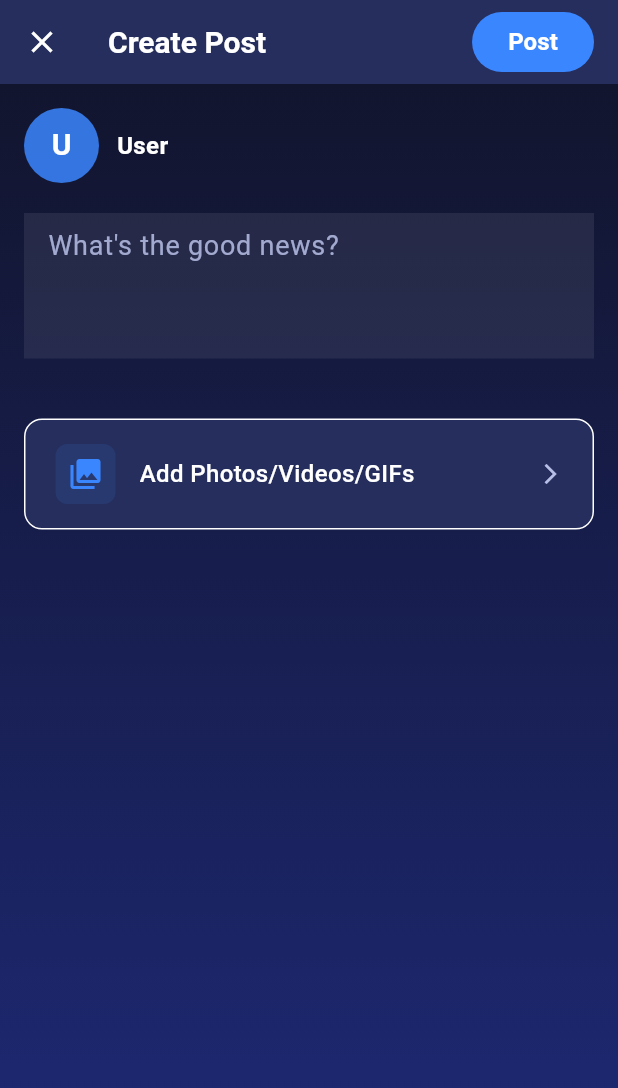
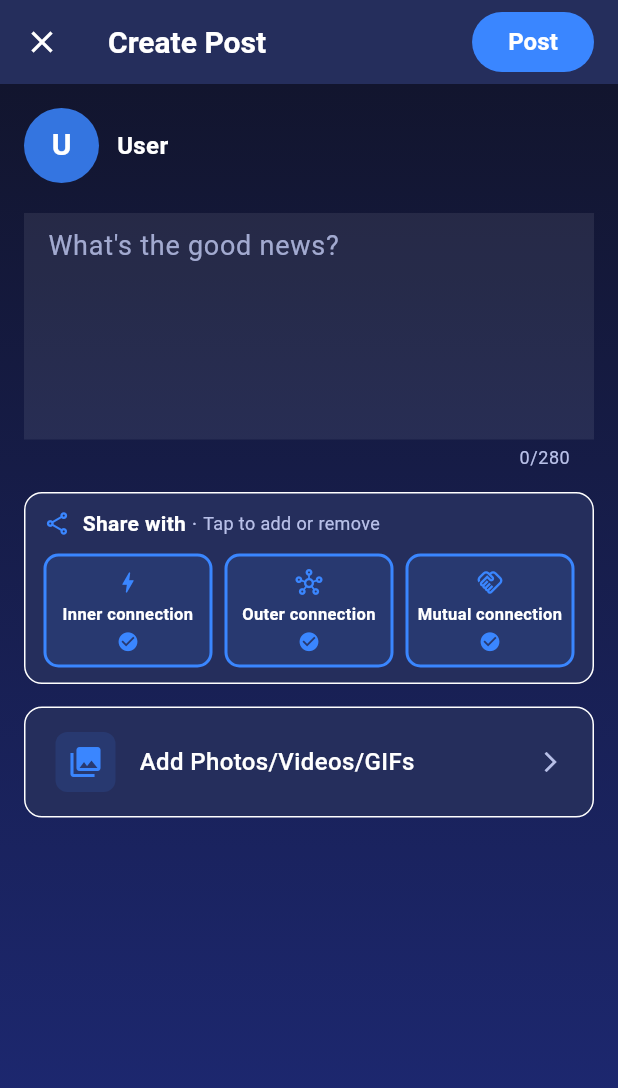
Before and after one commit to themadhatmedia/proxiapp, a Flutter app: the CreatePostScreen screen opened directly, on a phone screen of 412 x 824 dp. Shown: the top 1088 px of the screen. Run offline on Flutter 3.47's test engine with Material 3 defaults, Android fonts, the phone set to English and light mode, and no system bars; our stand-ins replace cached_network_image, flutter_animate, flutter_spinkit, fluttertoast, geolocator, get and 6 more; missing offline and left inert: comment_tree; accounts and stored records are empty; network calls fail.

Commit message:
0204 12:43

```diff
--- a/lib/data/services/api_service.dart
+++ b/lib/data/services/api_service.dart
@@ -1249,6 +1249,7 @@ class ApiService {
     required String token,
     required String content,
     List<File>? mediaFiles,
+    List<String>? connectionAudiences,
   }) async {
     final url = '$baseUrl/posts/create';
     final headers = {
@@ -1262,6 +1263,10 @@ class ApiService {
         final request = http.MultipartRequest('POST', Uri.parse(url));
         request.headers.addAll(headers);
         request.fields['content'] = content;
+
+        if (connectionAudiences != null && connectionAudiences.isNotEmpty) {
+          request.fields['connection_audiences'] = jsonEncode(connectionAudiences);
+        }
 
         if (mediaFiles != null && mediaFiles.isNotEmpty) {
           for (var file in mediaFiles) {
@@ -1302,7 +1307,11 @@ class ApiService {
           method: 'POST',
           url: url,
           headers: headers,
-          requestData: {'content': content},
+          requestData: {
+            'content': content,
+            if (connectionAudiences != null && connectionAudiences.isNotEmpty)
+              'connection_audiences': connectionAudiences,
+          },
         );
 
         final streamedResponse = await request.send();
@@ -1316,7 +1325,11 @@ class ApiService {
             method: 'POST',
             url: url,
             headers: headers,
-            requestData: {'content': content},
+            requestData: {
+              'content': content,
+              if (connectionAudiences != null && connectionAudiences.isNotEmpty)
+                'connection_audiences': connectionAudiences,
+            },
             statusCode: response.statusCode,
             responseData: {'raw_response': response.body.substring(0, 500)},
           );
@@ -1327,7 +1340,11 @@ class ApiService {
           method: 'POST',
           url: url,
           headers: headers,
-          requestData: {'content': content},
+          requestData: {
+            'content': content,
+            if (connectionAudiences != null && connectionAudiences.isNotEmpty)
+              'connection_audiences': connectionAudiences,
+          },
           statusCode: response.statusCode,
           responseData: responseData,
         );
--- a/lib/views/favorites/favorites_screen.dart
+++ b/lib/views/favorites/favorites_screen.dart
@@ -89,7 +89,7 @@ class FavoritesScreen extends StatelessWidget {
             backgroundColor: cs.surfaceContainerHighest,
             child: ListView.builder(
               controller: scrollController,
-              padding: const EdgeInsets.all(16),
+              padding: const EdgeInsets.fromLTRB(16, 12, 16, 16),
               itemCount: controller.favoriteUsers.length + (controller.hasMore.value ? 1 : 0),
               itemBuilder: (context, index) {
                 if (index == controller.favoriteUsers.length) {
@@ -104,13 +104,11 @@ class FavoritesScreen extends StatelessWidget {
                 }
 
                 final user = controller.favoriteUsers[index];
-                return Padding(
-                  padding: const EdgeInsets.only(bottom: 12),
-                  child: CircleUserCard(
-                    user: user,
-                    showFavoriteButton: true,
-                    requireUnfavoriteConfirmation: true,
-                  ),
+                return CircleUserCard(
+                  user: user,
+                  showFavoriteButton: true,
+                  requireUnfavoriteConfirmation: true,
+                  bottomMargin: 6,
                 );
               },
             ),
--- a/lib/views/onboarding/setup_permissions_screen.dart
+++ b/lib/views/onboarding/setup_permissions_screen.dart
@@ -156,6 +156,7 @@ class _PermissionCard extends StatelessWidget {
     final cs = Theme.of(context).colorScheme;
     return GestureDetector(
       onTap: isGranted ? null : onTap,
+      behavior: HitTestBehavior.opaque,
       child: Container(
         padding: const EdgeInsets.all(20),
         decoration: BoxDecoration(
--- a/lib/views/posts/create_post_screen.dart
+++ b/lib/views/posts/create_post_screen.dart
@@ -15,6 +15,28 @@ import '../../utils/toast_helper.dart';
 import '../../widgets/safe_avatar.dart';
 import 'my_posts_screen.dart';
 
+enum _ShareFeed {
+  inner,
+  outer,
+  mutual,
+}
+
+extension on _ShareFeed {
+  String get apiKey => name;
+
+  String get chipHint => switch (this) {
+    _ShareFeed.inner => 'Inner connection',
+    _ShareFeed.outer => 'Outer connection',
+    _ShareFeed.mutual => 'Mutual connection',
+  };
+
+  IconData get chipIcon => switch (this) {
+    _ShareFeed.inner => Icons.bolt_rounded,
+    _ShareFeed.outer => Icons.hub_outlined,
+    _ShareFeed.mutual => Icons.handshake_outlined,
+  };
+}
+
 class CreatePostScreen extends StatefulWidget {
   const CreatePostScreen({super.key});
 
@@ -30,6 +52,16 @@ class _CreatePostScreenState extends State<CreatePostScreen> {
   final ImagePicker _picker = ImagePicker();
   final List<File> _mediaFiles = [];
   final List<VideoPlayerController> _videoControllers = [];
+  static const List<_ShareFeed> _shareFeedOrder = [
+    _ShareFeed.inner,
+    _ShareFeed.outer,
+    _ShareFeed.mutual,
+  ];
+  final Set<_ShareFeed> _selectedShareFeeds = {
+    _ShareFeed.inner,
+    _ShareFeed.outer,
+    _ShareFeed.mutual,
+  };
   static const int maxMediaSize = 10 * 1024 * 1024; // 10MB per file
   static const int maxTotalSize = 50 * 1024 * 1024; // 50MB total
 
@@ -333,6 +365,11 @@ class _CreatePostScreenState extends State<CreatePostScreen> {
       return;
     }
 
+    if (_selectedShareFeeds.isEmpty) {
+      ToastHelper.showError('Choose at least one connection to share with');
+      return;
+    }
+
     await ProgressDialogHelper.show(context);
 
     try {
@@ -341,10 +378,13 @@ class _CreatePostScreenState extends State<CreatePostScreen> {
         throw Exception('Authentication required');
       }
 
+      final audiences = _shareFeedOrder.where((f) => _selectedShareFeeds.contains(f)).map((f) => f.apiKey).toList();
+
       await apiService.createPost(
         token: token,
         content: content,
         mediaFiles: _mediaFiles.isNotEmpty ? _mediaFiles : null,
+        connectionAudiences: audiences,
       );
 
       await ProgressDialogHelper.hide();
@@ -442,7 +482,8 @@ class _CreatePostScreenState extends State<CreatePostScreen> {
                 TextField(
                   controller: _contentController,
                   maxLines: null,
-                  minLines: 3,
+                  minLines: 5,
+                  maxLength: 280,
                   style: TextStyle(
                     color: cs.onSurface,
                     fontSize: 18,
@@ -458,12 +499,146 @@ class _CreatePostScreenState extends State<CreatePostScreen> {
                     focusedBorder: InputBorder.none,
                   ),
                 ),
-                const SizedBox(height: 20),
-                if (_mediaFiles.isNotEmpty) _buildMediaPreview(),
-                const SizedBox(height: 20),
+                const SizedBox(height: 15),
+                _buildShareWithSection(),
+                const SizedBox(height: 15),
+                if (_mediaFiles.isNotEmpty)
+                  Padding(
+                    padding: const EdgeInsets.only(bottom: 15),
+                    child: _buildMediaPreview(),
+                  ),
+                // const SizedBox(height: 15),
                 _buildAddMediaButton(),
               ],
             ),
+          ),
+        ),
+      ),
+    );
+  }
+
+  void _toggleShareFeed(_ShareFeed feed) {
+    setState(() {
+      if (_selectedShareFeeds.contains(feed)) {
+        if (_selectedShareFeeds.length > 1) {
+          _selectedShareFeeds.remove(feed);
+        }
+      } else {
+        _selectedShareFeeds.add(feed);
+      }
+    });
+  }
+
+  Widget _buildShareWithSection() {
+    final cs = Theme.of(context).colorScheme;
+
+    return Container(
+      width: double.infinity,
+      padding: const EdgeInsets.fromLTRB(12, 10, 12, 10),
+      decoration: BoxDecoration(
+        color: cs.surfaceContainerHighest,
+        borderRadius: BorderRadius.circular(12),
+        border: Border.all(
+          color: cs.outlineVariant,
+          width: 1,
+        ),
+      ),
+      child: Column(
+        crossAxisAlignment: CrossAxisAlignment.start,
+        children: [
+          Row(
+            children: [
+              Icon(Icons.share_outlined, size: 18, color: cs.primary),
+              const SizedBox(width: 8),
+              Text(
+                'Share with',
+                style: TextStyle(
+                  color: cs.onSurface,
+                  fontSize: 14,
+                  fontWeight: FontWeight.w600,
+                ),
+              ),
+              Text(
+                ' · ',
+                style: TextStyle(color: cs.onSurfaceVariant, fontSize: 14),
+              ),
+              Expanded(
+                child: Text(
+                  'Tap to add or remove',
+                  maxLines: 1,
+                  overflow: TextOverflow.ellipsis,
+                  style: TextStyle(
+                    color: cs.onSurfaceVariant,
+                    fontSize: 12,
+                  ),
+                ),
+              ),
+            ],
+          ),
+          const SizedBox(height: 10),
+          Row(
+            crossAxisAlignment: CrossAxisAlignment.start,
+            children: [
+              for (var i = 0; i < _shareFeedOrder.length; i++) ...[
+                if (i > 0) const SizedBox(width: 8),
+                Expanded(child: _buildShareFeedCell(_shareFeedOrder[i])),
+              ],
+            ],
+          ),
+        ],
+      ),
+    );
+  }
+
+  Widget _buildShareFeedCell(_ShareFeed feed) {
+    final cs = Theme.of(context).colorScheme;
+    final selected = _selectedShareFeeds.contains(feed);
+
+    return Material(
+      color: Colors.transparent,
+      child: InkWell(
+        onTap: () => _toggleShareFeed(feed),
+        borderRadius: BorderRadius.circular(10),
+        child: AnimatedContainer(
+          duration: const Duration(milliseconds: 180),
+          curve: Curves.easeOutCubic,
+          padding: const EdgeInsets.symmetric(vertical: 8, horizontal: 4),
+          decoration: BoxDecoration(
+            borderRadius: BorderRadius.circular(10),
+            border: Border.all(
+              color: selected ? cs.primary : cs.outlineVariant,
+              width: selected ? 2 : 1,
+            ),
+            color: selected ? cs.primary.withOpacity(0.12) : null,
+          ),
+          child: Column(
+            mainAxisSize: MainAxisSize.min,
+            children: [
+              Icon(
+                feed.chipIcon,
+                size: 18,
+                color: selected ? cs.primary : cs.onSurfaceVariant,
+              ),
+              const SizedBox(height: 6),
+              Text(
+                feed.chipHint,
+                textAlign: TextAlign.center,
+                maxLines: 2,
+                overflow: TextOverflow.ellipsis,
+                style: TextStyle(
+                  fontSize: 11,
+                  height: 1.15,
+                  fontWeight: selected ? FontWeight.w600 : FontWeight.w500,
+                  color: selected ? cs.onSurface : cs.onSurfaceVariant,
+                ),
+              ),
+              const SizedBox(height: 4),
+              Icon(
+                selected ? Icons.check_circle : Icons.circle_outlined,
+                size: 15,
+                color: selected ? cs.primary : cs.onSurfaceVariant.withOpacity(0.45),
+              ),
+            ],
           ),
         ),
       ),
@@ -566,9 +741,7 @@ class _CreatePostScreenState extends State<CreatePostScreen> {
                         width: double.infinity,
                         height: double.infinity,
                         child: Container(
-                          color: isVideo
-                              ? cs.scrim
-                              : cs.surfaceContainerHighest,
+                          color: isVideo ? cs.scrim : cs.surfaceContainerHighest,
                           child: isVideo
                               ? _buildVideoPreview(context, file)
                               : Image.file(
--- a/lib/widgets/circle_user_card.dart
+++ b/lib/widgets/circle_user_card.dart
@@ -20,6 +20,8 @@ class CircleUserCard extends StatefulWidget {
   final User? user;
   final bool showFavoriteButton;
   final bool requireUnfavoriteConfirmation;
+  /// Space below the card (list density). Default matches circles / search lists.
+  final double bottomMargin;
 
   const CircleUserCard({
     super.key,
@@ -33,6 +35,7 @@ class CircleUserCard extends StatefulWidget {
     this.user,
     this.showFavoriteButton = false,
     this.requireUnfavoriteConfirmation = false,
+    this.bottomMargin = 12,
   });
 
   @override
@@ -159,7 +162,7 @@ class _CircleUserCardState extends State<CircleUserCard> with SingleTickerProvid
     final displayAvatar = widget.user?.avatarUrl ?? widget.avatarUrl;
 
     return Container(
-      margin: const EdgeInsets.only(bottom: 12),
+      margin: EdgeInsets.only(bottom: widget.bottomMargin),
       decoration: BoxDecoration(
         gradient: LinearGradient(
           colors: [
```
